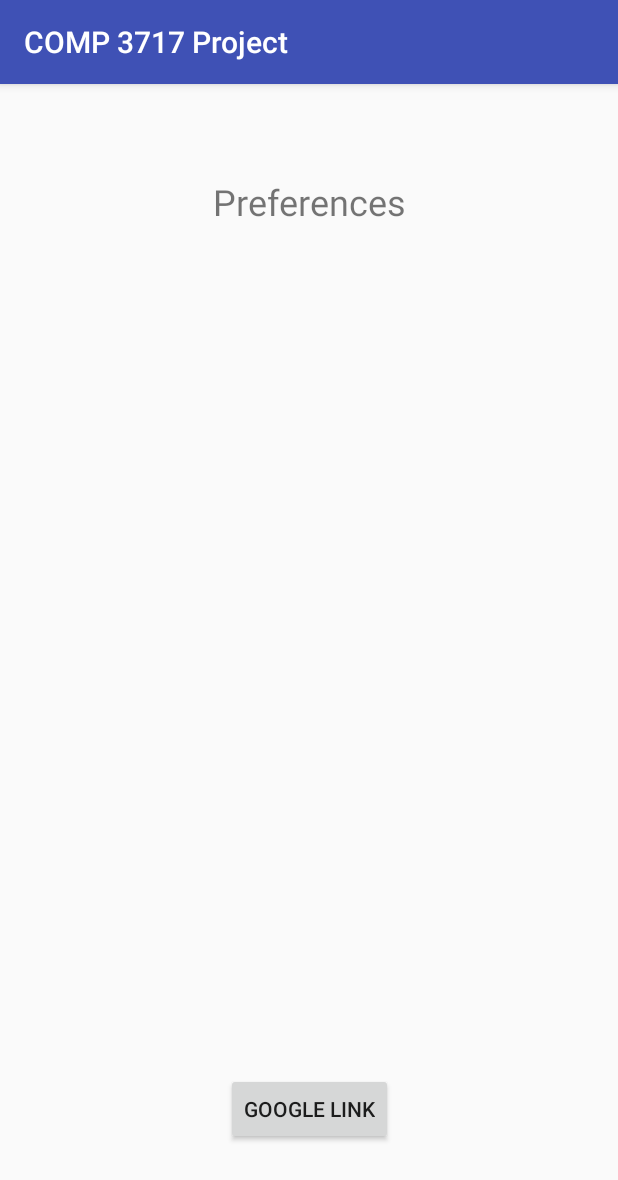
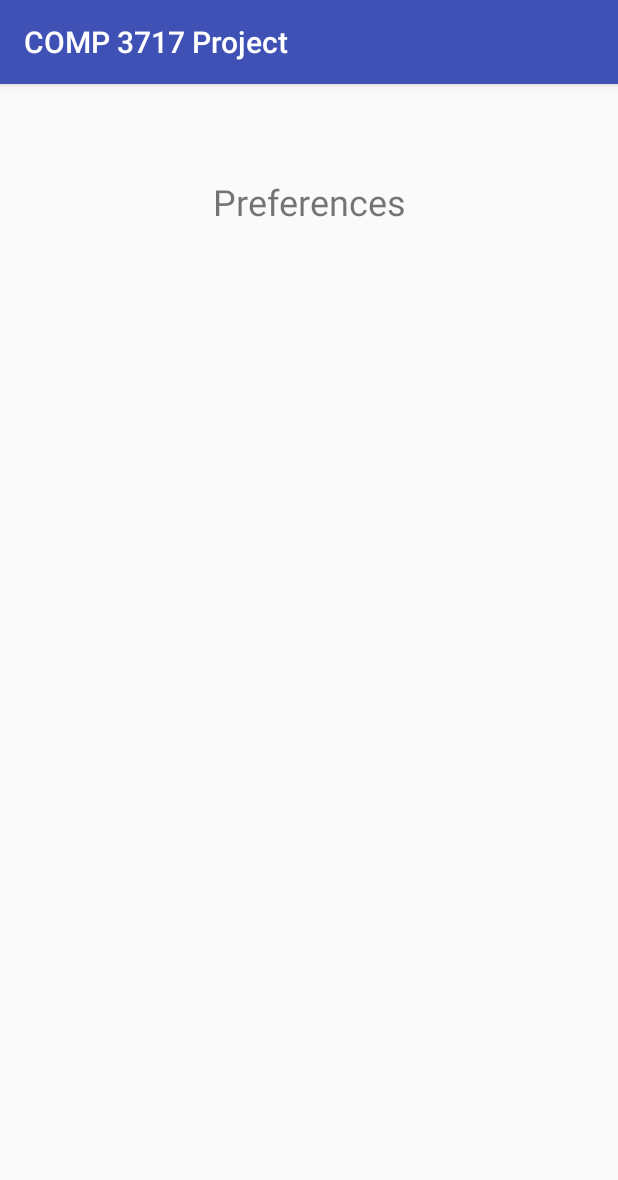
Before and after one commit to MMichael9/COMP3717Project, an Android app: the PreferencesActivity screen opened directly, with no data from a screen before it, on a phone screen of 412 x 824 dp. Shown: the top 1180 px of the screen. Run offline under Robolectric (Android 15) with nearby library versions, the phone set to English and light mode, and no system bars.

Commit message:
changed button google link

```diff
--- a/app/src/main/res/layout/preferences.xml
+++ b/app/src/main/res/layout/preferences.xml
@@ -24,19 +24,4 @@
         app:layout_constraintTop_toTopOf="parent"
         app:layout_constraintVertical_bias="0.066" />
 
-    <Button
-        android:id="@+id/button4"
-        android:layout_width="wrap_content"
-        android:layout_height="wrap_content"
-        android:layout_marginBottom="8dp"
-        android:layout_marginEnd="8dp"
-        android:layout_marginStart="8dp"
-        android:layout_marginTop="8dp"
-        android:text="Google Link"
-        app:layout_constraintBottom_toBottomOf="parent"
-        app:layout_constraintEnd_toEndOf="parent"
-        app:layout_constraintHorizontal_bias="0.501"
-        app:layout_constraintStart_toStartOf="parent"
-        app:layout_constraintTop_toBottomOf="@+id/textView2"
-        app:layout_constraintVertical_bias="0.911" />
 </android.support.constraint.ConstraintLayout>
```
Also changed, not shown: app/src/main/res/layout/location_rating.xml (+15 -0 lines).
